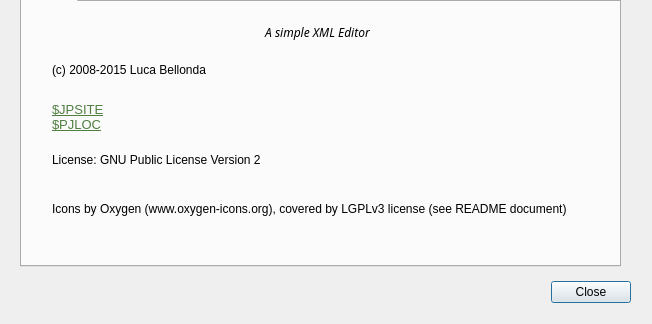
This is src/aboutdialog.ui in lbellonda/qxmledit as Qt 5 draws it before an edit; both pictures show x 0 to 652 and y 154 to 478 of the 652 by 478 pixel window. The edited form follows.
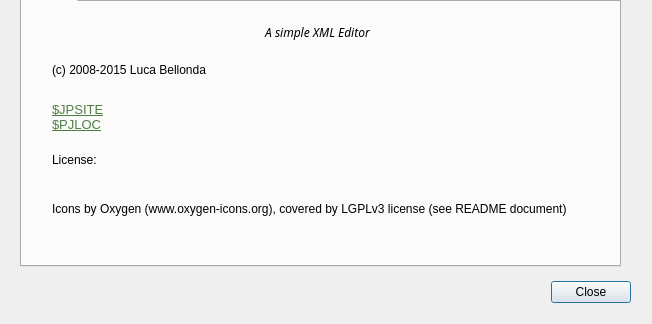
This is the edited form. Icons and pictures are not drawn.

Commit message: Changed a key in the about dialog.

```diff
--- a/src/aboutdialog.ui
+++ b/src/aboutdialog.ui
@@ -166,7 +166,7 @@
       </rect>
      </property>
      <property name="text">
-      <string>License: GNU Public License Version 2</string>
+      <string>License:</string>
      </property>
     </widget>
    </widget>
```
Left out of the diff: 1 changed line with no effect on the pictures.
